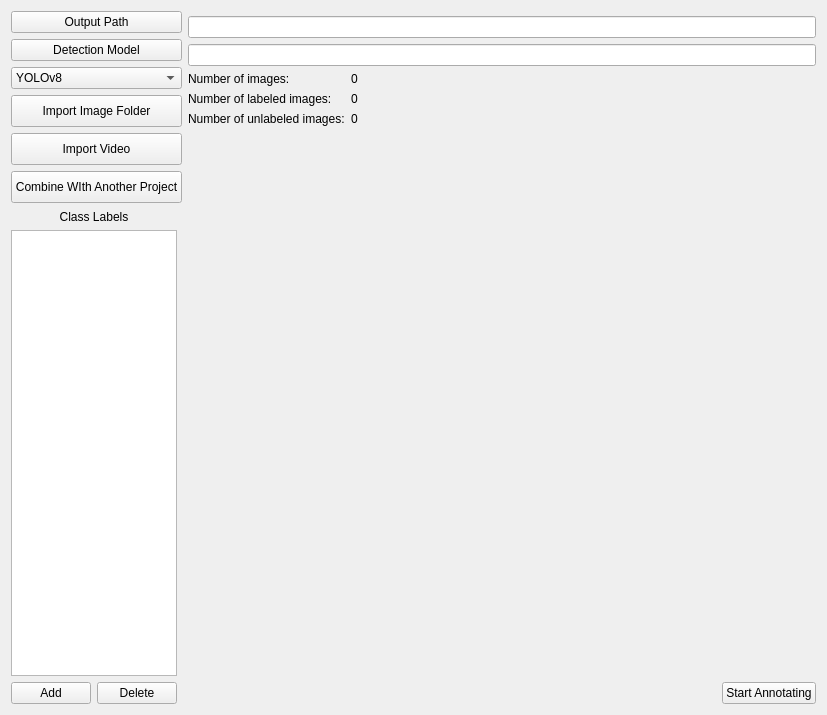
jeremiahgivens/OpenImageAnnotater, file UIDesignerFiles/settingsWidget.ui: the form before one commit.
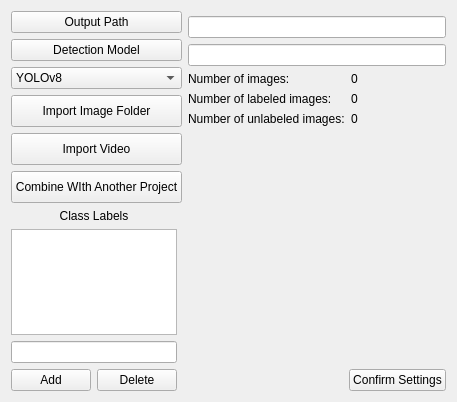
The form after the commit.

Commit message: Root directory is now made when settings are confirmed.

The edit to the form file:
```diff
--- a/UIDesignerFiles/settingsWidget.ui
+++ b/UIDesignerFiles/settingsWidget.ui
@@ -6,8 +6,8 @@
    <rect>
     <x>0</x>
     <y>0</y>
-    <width>827</width>
-    <height>715</height>
+    <width>457</width>
+    <height>402</height>
    </rect>
   </property>
   <property name="windowTitle">
@@ -247,7 +247,7 @@
    <item>
     <layout class="QHBoxLayout" name="horizontalLayout_2" stretch="1,20,0">
      <item>
-      <layout class="QVBoxLayout" name="verticalLayout_3" stretch="1,30,1">
+      <layout class="QVBoxLayout" name="verticalLayout_3" stretch="1,30,0,1">
        <item>
         <widget class="QLabel" name="label_2">
          <property name="text">
@@ -268,6 +268,9 @@
          </property>
         </widget>
        </item>
+       <item>
+        <widget class="QLineEdit" name="lineEdit"/>
+       </item>
        <item>
         <layout class="QHBoxLayout" name="horizontalLayout_3">
          <property name="topMargin">
@@ -334,7 +337,7 @@
        <item>
         <widget class="QPushButton" name="startAnnotating">
          <property name="text">
-          <string>Start Annotating</string>
+          <string>Confirm Settings</string>
          </property>
         </widget>
        </item>
```
Left out of the diff: 2 changed lines with no effect on the pictures. The commit also changes 3 other files.
